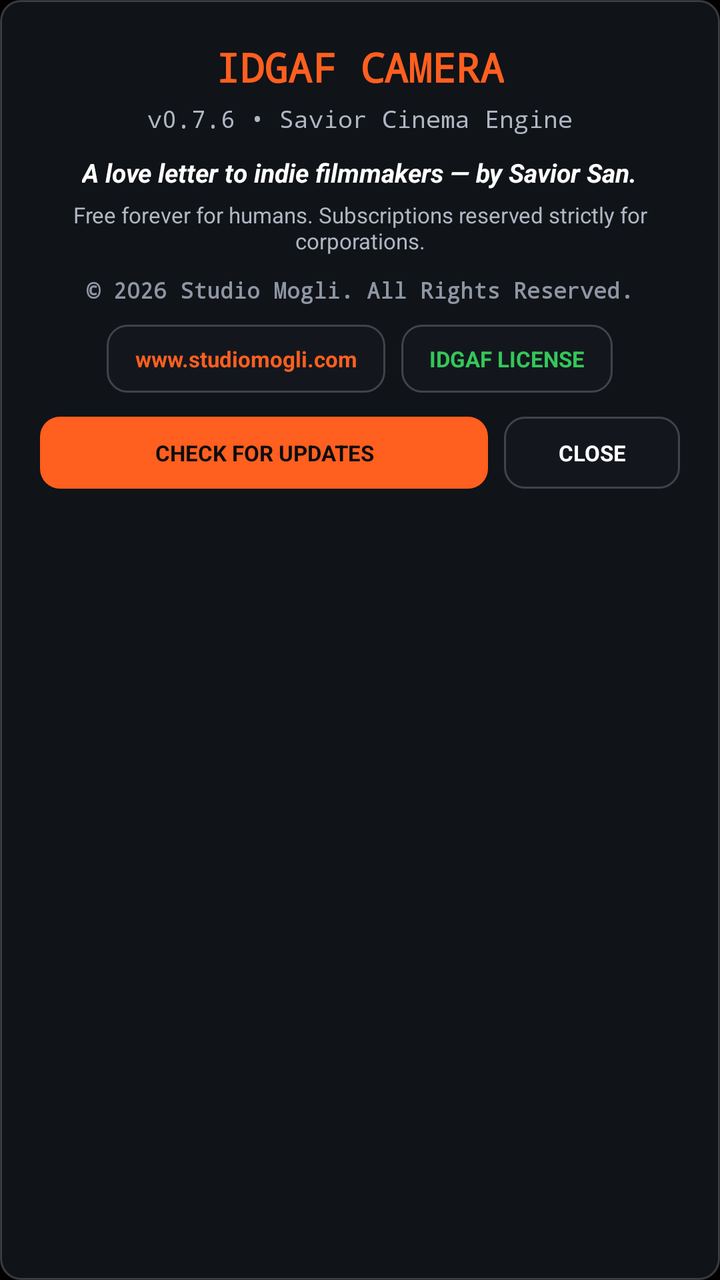
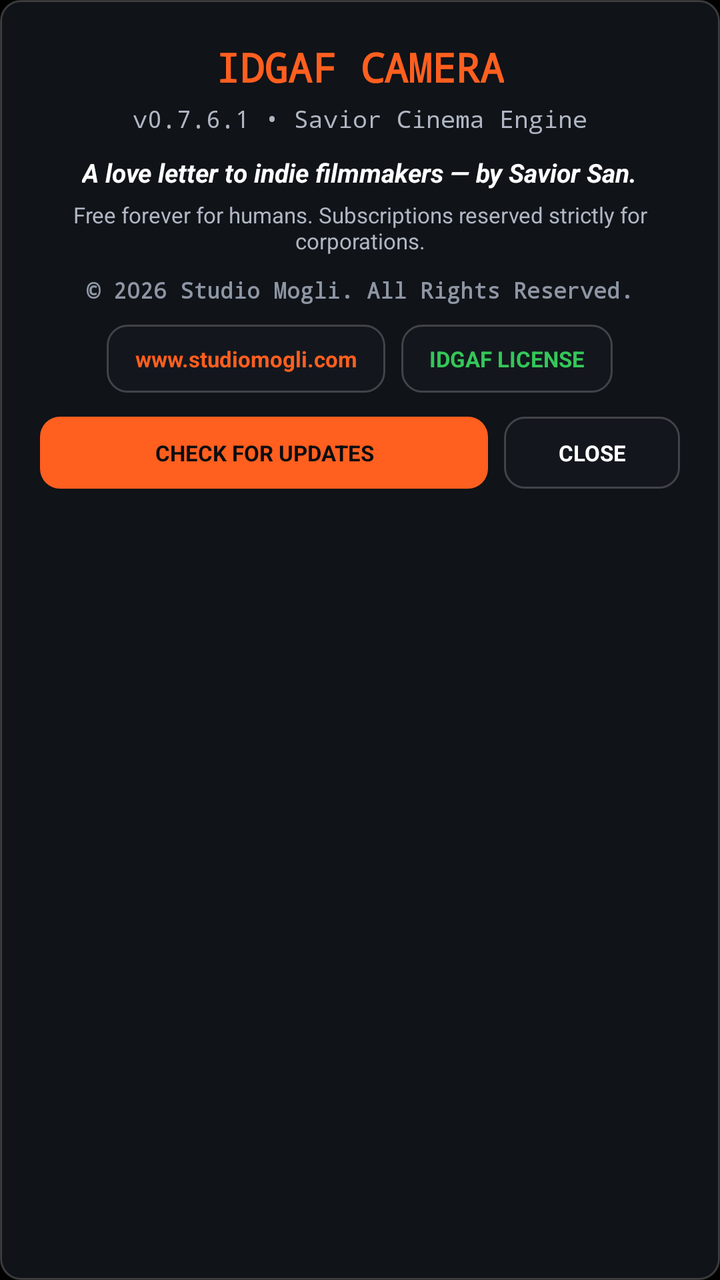

Two renders of the same Android screen: before a commit and after it. Below are the layout's source before the change and the commit's diff.
<!-- AndroidManifest.xml: application theme Theme.IdgafCamera -->
<!-- res/layout/dialog_credits.xml -->
<?xml version="1.0" encoding="utf-8"?>
<LinearLayout xmlns:android="http://schemas.android.com/apk/res/android"
    android:layout_width="match_parent"
    android:layout_height="wrap_content"
    android:background="@drawable/bg_hud_pill"
    android:gravity="center_horizontal"
    android:orientation="vertical"
    android:padding="20dp">

    <TextView
        android:layout_width="wrap_content"
        android:layout_height="wrap_content"
        android:fontFamily="monospace"
        android:text="IDGAF CAMERA"
        android:textColor="#FF5F1F"
        android:textSize="20sp"
        android:textStyle="bold" />

    <TextView
        android:id="@+id/txtCreditsVersion"
        android:layout_width="wrap_content"
        android:layout_height="wrap_content"
        android:layout_marginTop="4dp"
        android:fontFamily="monospace"
        android:text="v0.7.6 • Savior Cinema Engine"
        android:textColor="#B0B7C3"
        android:textSize="12sp" />

    <TextView
        android:layout_width="wrap_content"
        android:layout_height="wrap_content"
        android:layout_marginTop="10dp"
        android:gravity="center"
        android:text="A love letter to indie filmmakers — by Savior San."
        android:textColor="#FFFFFF"
        android:textSize="13sp"
        android:textStyle="bold|italic" />

    <TextView
        android:layout_width="wrap_content"
        android:layout_height="wrap_content"
        android:layout_marginTop="5dp"
        android:gravity="center"
        android:text="Free forever for humans. Subscriptions reserved strictly for corporations."
        android:textColor="#B0B7C3"
        android:textSize="11sp" />

    <TextView
        android:layout_width="wrap_content"
        android:layout_height="wrap_content"
        android:layout_marginTop="10dp"
        android:fontFamily="monospace"
        android:text="© 2026 Studio Mogli. All Rights Reserved."
        android:textColor="#8E96A4"
        android:textSize="11sp"
        android:textStyle="bold" />

    <LinearLayout
        android:layout_width="wrap_content"
        android:layout_height="wrap_content"
        android:layout_marginTop="10dp"
        android:gravity="center"
        android:orientation="horizontal">

        <TextView
            android:id="@+id/btnCreditsWebsite"
            android:layout_width="wrap_content"
            android:layout_height="34dp"
            android:layout_marginEnd="8dp"
            android:background="@drawable/bg_hud_pill"
            android:gravity="center"
            android:paddingStart="14dp"
            android:paddingEnd="14dp"
            android:text="www.studiomogli.com"
            android:textColor="#FF5F1F"
            android:textSize="11sp"
            android:textStyle="bold" />

        <TextView
            android:id="@+id/btnCreditsLicense"
            android:layout_width="wrap_content"
            android:layout_height="34dp"
            android:background="@drawable/bg_hud_pill"
            android:gravity="center"
            android:paddingStart="14dp"
            android:paddingEnd="14dp"
            android:text="IDGAF LICENSE"
            android:textColor="#34C759"
            android:textSize="11sp"
            android:textStyle="bold" />
    </LinearLayout>

    <LinearLayout
        android:layout_width="match_parent"
        android:layout_height="wrap_content"
        android:layout_marginTop="12dp"
        android:gravity="center"
        android:orientation="horizontal">

        <TextView
            android:id="@+id/btnCreditsCheckUpdate"
            android:layout_width="0dp"
            android:layout_height="36dp"
            android:layout_marginEnd="8dp"
            android:layout_weight="1"
            android:background="@drawable/bg_lens_active"
            android:gravity="center"
            android:text="CHECK FOR UPDATES"
            android:textColor="#0B0D10"
            android:textSize="11sp"
            android:textStyle="bold" />

        <TextView
            android:id="@+id/btnCreditsClose"
            android:layout_width="88dp"
            android:layout_height="36dp"
            android:background="@drawable/bg_hud_pill"
            android:gravity="center"
            android:text="CLOSE"
            android:textColor="#FFFFFF"
            android:textSize="11sp"
            android:textStyle="bold" />
    </LinearLayout>

</LinearLayout>
<!-- resources referenced by this layout -->
<resources>
  <!-- drawable bg_hud_pill (drawable) -->
  <?xml version="1.0" encoding="utf-8"?>
  <shape xmlns:android="http://schemas.android.com/apk/res/android" android:shape="rectangle">
      <solid android:color="#CC14181F" />
      <stroke android:width="1dp" android:color="#33FFFFFF" />
      <corners android:radius="10dp" />
  </shape>
  <!-- drawable bg_lens_active (drawable) -->
  <?xml version="1.0" encoding="utf-8"?>
  <shape xmlns:android="http://schemas.android.com/apk/res/android" android:shape="rectangle">
      <solid android:color="#FF5F1F" />
      <corners android:radius="10dp" />
  </shape>
  <style name="Theme.IdgafCamera" parent="Theme.MaterialComponents.DayNight.NoActionBar">
          <item name="android:statusBarColor">#000000</item>
          <item name="android:navigationBarColor">#000000</item>
          <item name="android:windowBackground">#000000</item>
          <item name="android:windowFullscreen">true</item>
      </style>
</resources>

<!-- the commit's change to res/layout/dialog_credits.xml (unified diff, before → after) -->
@@ -22,7 +22,7 @@
         android:layout_height="wrap_content"
         android:layout_marginTop="4dp"
         android:fontFamily="monospace"
-        android:text="v0.7.6 • Savior Cinema Engine"
+        android:text="v0.7.6.1 • Savior Cinema Engine"
         android:textColor="#B0B7C3"
         android:textSize="12sp" />
 
